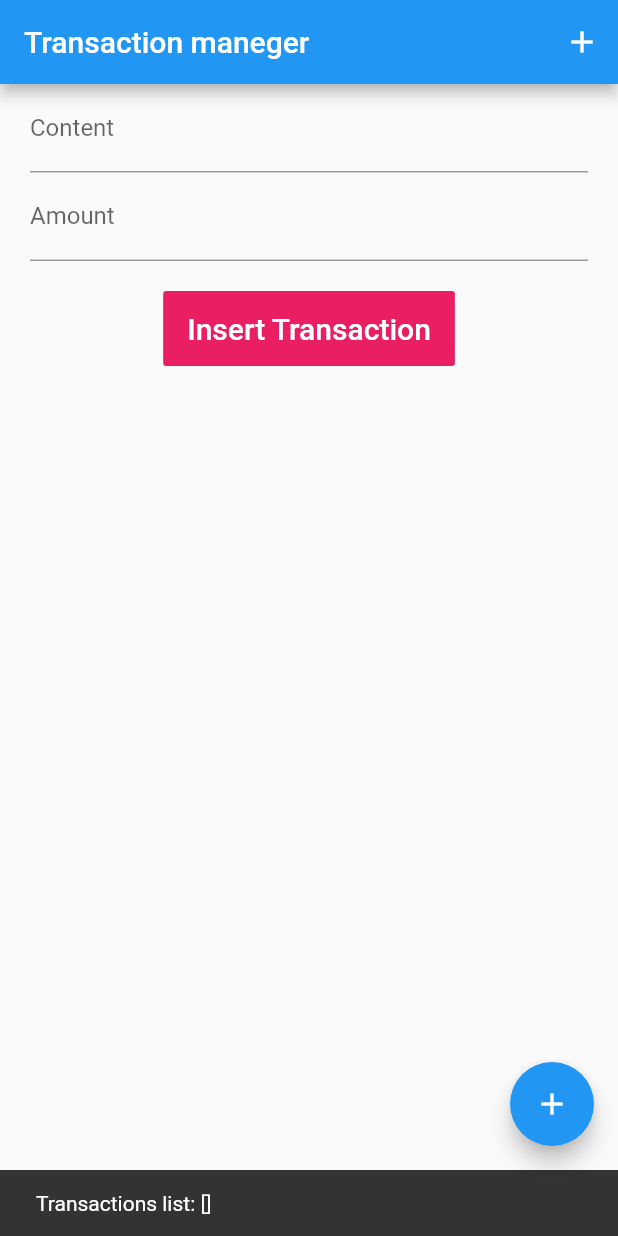
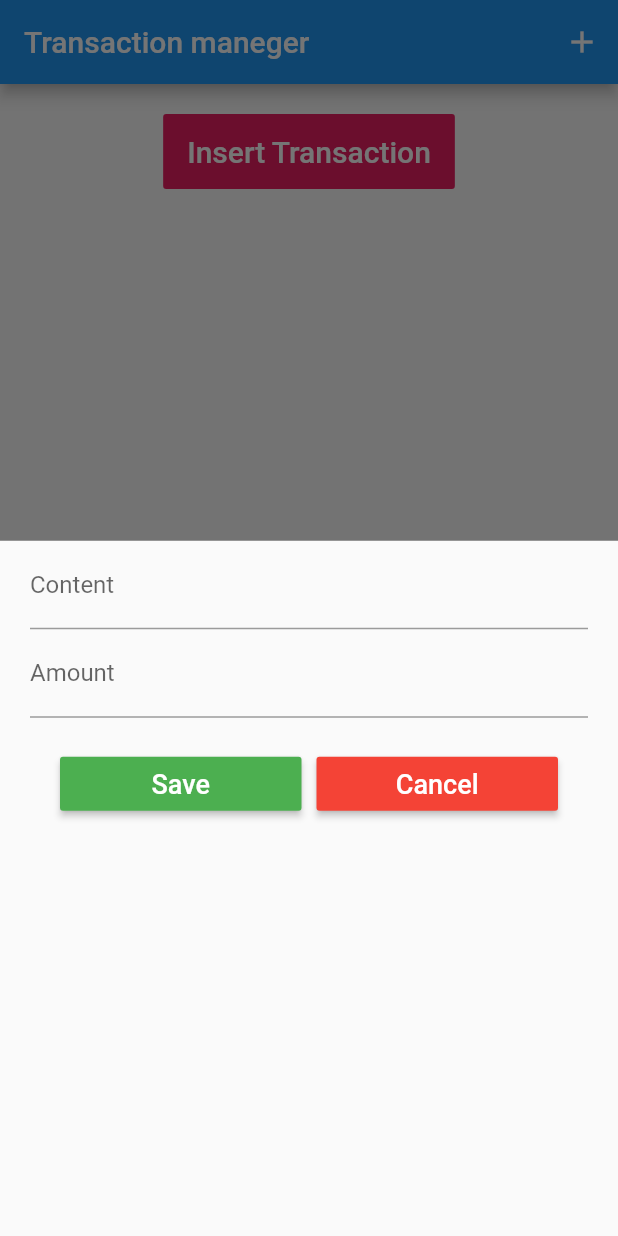
Before and after one commit to huyhero2611/Flutter-Tutorial, a Flutter app: the screen it shows after launch, after a tap on "Insert Transaction", on a phone screen of 412 x 824 dp. Run offline on Flutter 3.47's test engine with Material 2 defaults, Android fonts, the phone set to English and light mode, and no system bars.

Commit message:
add modal insert transaction

```diff
--- a/lib/MyApp.dart
+++ b/lib/MyApp.dart
@@ -32,50 +32,28 @@ class _MyAppState extends State<MyApp> with WidgetsBindingObserver {
     super.dispose();
     WidgetsBinding.instance.removeObserver(this);
   }
+
   void _insertTransaction() {
-    if (_transaction.content.isEmpty || _transaction.amount == 0 || _transaction.amount.isNaN) {
+    if (_transaction.content.isEmpty ||
+        _transaction.amount == 0 ||
+        _transaction.amount.isNaN) {
       return;
     }
+    _transaction.createdDate = DateTime.now();
     _transactions.add(_transaction);
     _transaction = Transaction(content: "", amount: 0.0);
     _contentController.text = "";
     _amountController.text = "";
   }
-  @override
-  Widget build(BuildContext context) {
-    return MaterialApp(
-      title: "My App",
-      home: Scaffold(
-        appBar: AppBar(
-          title: Text(
-            "Transaction maneger"
-          ),
-          actions: <Widget>[
-            IconButton(
-                icon: Icon(Icons.add),
-                onPressed: () {
-                  setState(() {
-                    this._insertTransaction();
-                  });
-                }
-            )
-          ],
-        ),
-        floatingActionButton: FloatingActionButton(
-          tooltip: "Add transaction",
-          child: Icon(Icons.add),
-          onPressed: () {
-            setState(() {
-              this._insertTransaction();
-            });
-          },
-        ),
-        key: _scaffoldKey,
-        body: SafeArea(
-            minimum: const EdgeInsets.only(left: 20, right: 20),
-            child: SingleChildScrollView(
+
+  void _buttonShowModalSheet() {
+    showModalBottomSheet(
+        context: this.context,
+        builder: (context) {
+          return Container(
+            // height: 250,
+            padding: EdgeInsets.symmetric(horizontal: 20, vertical: 0),
             child: Column(
-                mainAxisAlignment: MainAxisAlignment.start,
               children: <Widget>[
                 TextField(
                   decoration: InputDecoration(labelText: "Content"),
@@ -95,6 +73,72 @@ void _insertTransaction() {
                     });
                   }),
                 ),
+                Container(
+                  child: Row(
+                    mainAxisAlignment: MainAxisAlignment.spaceAround,
+                    children: <Widget>[
+                      Expanded(
+                          child: RaisedButton(
+                            child: Text(
+                              "Save",
+                              style: TextStyle(color: Colors.white, fontSize: 18),
+                            ),
+                            onPressed: () {
+                              print("press save");
+                            },
+                            color: Colors.green,
+                          )),
+                      Padding(padding: EdgeInsets.only(left: 10)),
+                      Expanded(
+                          child: RaisedButton(
+                            child: Text("Cancel",
+                                style: TextStyle(color: Colors.white, fontSize: 18)),
+                            onPressed: () {
+                              print("Press cancel");
+                            },
+                            color: Colors.red,
+                          ))
+                    ],
+                  ),
+                  padding: EdgeInsets.all(20),
+                )
+              ],
+            ),
+          );
+        });
+  }
+
+  @override
+  Widget build(BuildContext context) {
+    return Scaffold(
+      appBar: AppBar(
+        title: Text("Transaction maneger"),
+        actions: <Widget>[
+          IconButton(
+              icon: Icon(Icons.add),
+              onPressed: () {
+                setState(() {
+                  this._insertTransaction();
+                });
+              })
+        ],
+      ),
+      floatingActionButton: FloatingActionButton(
+        tooltip: "Add transaction",
+        child: Icon(Icons.add),
+        onPressed: () {
+          setState(() {
+            this._insertTransaction();
+          });
+        },
+      ),
+      key: _scaffoldKey,
+      body: SafeArea(
+          minimum: const EdgeInsets.only(left: 20, right: 20),
+          child: SingleChildScrollView(
+            child: Column(
+              mainAxisAlignment: MainAxisAlignment.start,
+              children: <Widget>[
                 Padding(
                   padding: const EdgeInsets.symmetric(vertical: 10),
                 ),
@@ -108,9 +152,7 @@ void _insertTransaction() {
                     textColor: Colors.white,
                     color: Colors.pink,
                     onPressed: () {
-                        setState(() {
-                          this._insertTransaction();
-                        });
+                      this._buttonShowModalSheet();
                       _scaffoldKey.currentState.showSnackBar(
                         SnackBar(
                             content: Text(
@@ -126,9 +168,7 @@ void _insertTransaction() {
                 )
               ],
             ),
-            )
-        ),
-      ),
+          )),
     );
   }
 }
--- a/lib/Transaction.dart
+++ b/lib/Transaction.dart
@@ -1,7 +1,8 @@
 class Transaction {
   String content;
   double amount;
-  Transaction({this.content, this.amount});
+  DateTime createdDate;
+  Transaction({this.content, this.amount, this.createdDate});
   @override
   String toString() {
     // TODO: implement toString
--- a/lib/main.dart
+++ b/lib/main.dart
@@ -2,5 +2,8 @@ import 'package:flutter/material.dart';
 import './MyApp.dart';
 
 void main() {
-  runApp(MyApp());
+  runApp(MaterialApp(
+    title: "Transaction app",
+    home: MyApp()
+  ));
 }
```
Also changed, not shown: lib/TransactionList.dart (+37 -8 lines). Lines whose indentation alone changed are shown as unchanged.
